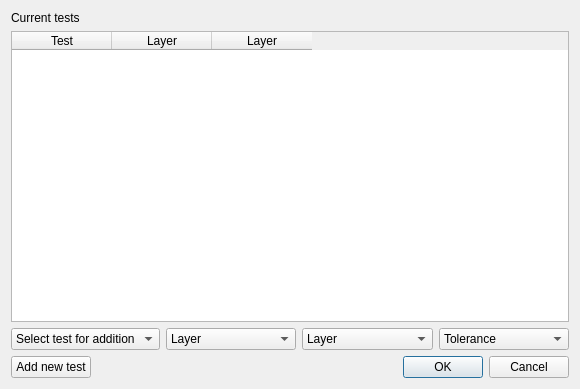
First picture: the form in rulesDialog.ui, repository wonder-sk/topol, before the edit.
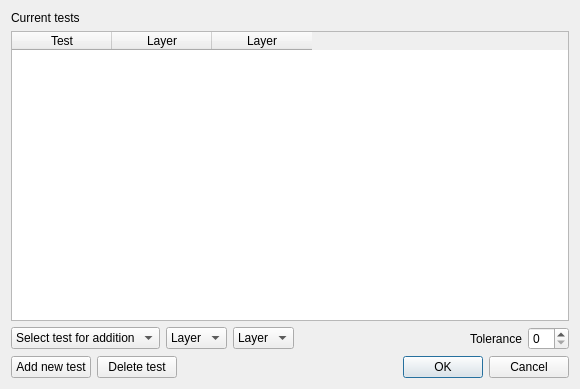
Second picture: the form after the edit.

Commit message: ui work: signal connecting, etc

Diff of the .ui file:
```diff
--- a/rulesDialog.ui
+++ b/rulesDialog.ui
@@ -81,17 +81,28 @@
         </widget>
        </item>
        <item>
-        <widget class="QComboBox" name="comboBox_4">
-         <property name="sizeAdjustPolicy">
-          <enum>QComboBox::AdjustToContents</enum>
+        <spacer name="horizontalSpacer_2">
+         <property name="orientation">
+          <enum>Qt::Horizontal</enum>
          </property>
-         <item>
-          <property name="text">
-           <string>Tolerance</string>
-          </property>
-         </item>
+         <property name="sizeHint" stdset="0">
+          <size>
+           <width>40</width>
+           <height>20</height>
+          </size>
+         </property>
+        </spacer>
+       </item>
+       <item>
+        <widget class="QLabel" name="label_2">
+         <property name="text">
+          <string>Tolerance</string>
+         </property>
         </widget>
        </item>
+       <item>
+        <widget class="QSpinBox" name="mToleranceBox"/>
+       </item>
       </layout>
      </item>
      <item>
@@ -103,6 +114,13 @@
          </property>
         </widget>
        </item>
+       <item>
+        <widget class="QPushButton" name="mDeleteTestButton">
+         <property name="text">
+          <string>Delete test</string>
+         </property>
+        </widget>
+       </item>
        <item>
         <spacer name="horizontalSpacer">
          <property name="orientation">
```
Left out of the diff: 10 changed lines with no effect on the pictures. The commit also changes 5 other files.
